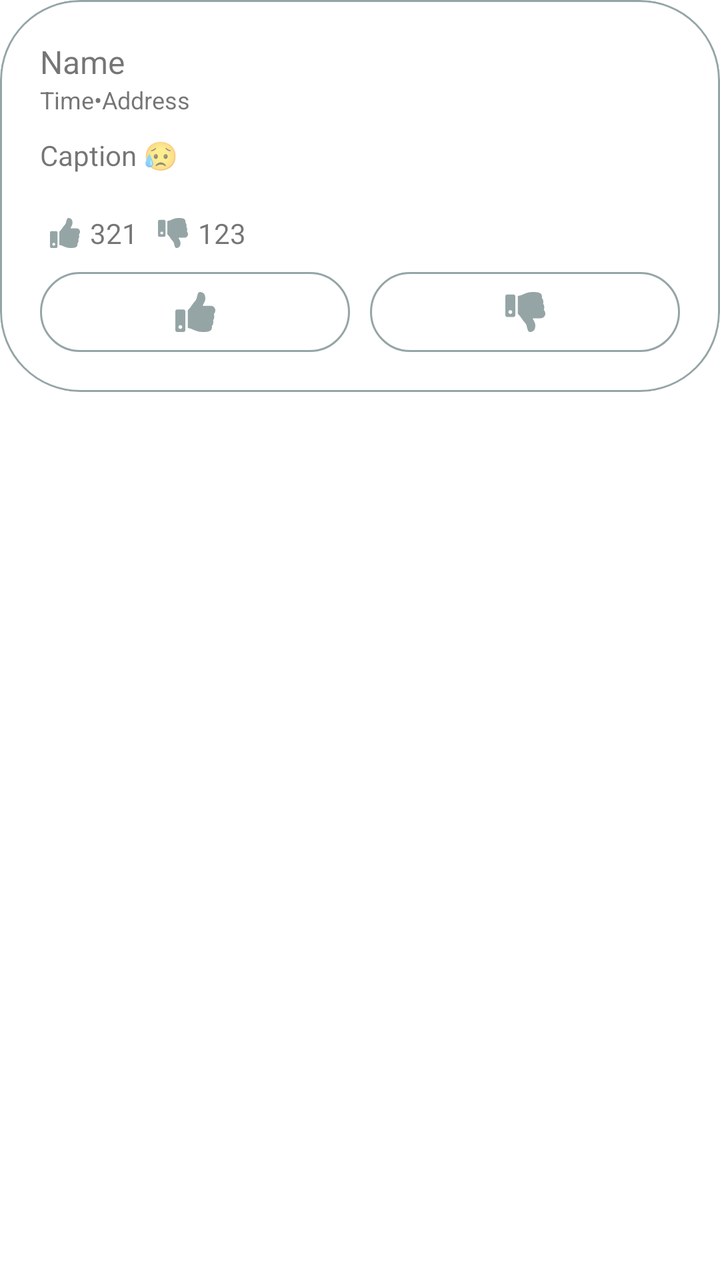
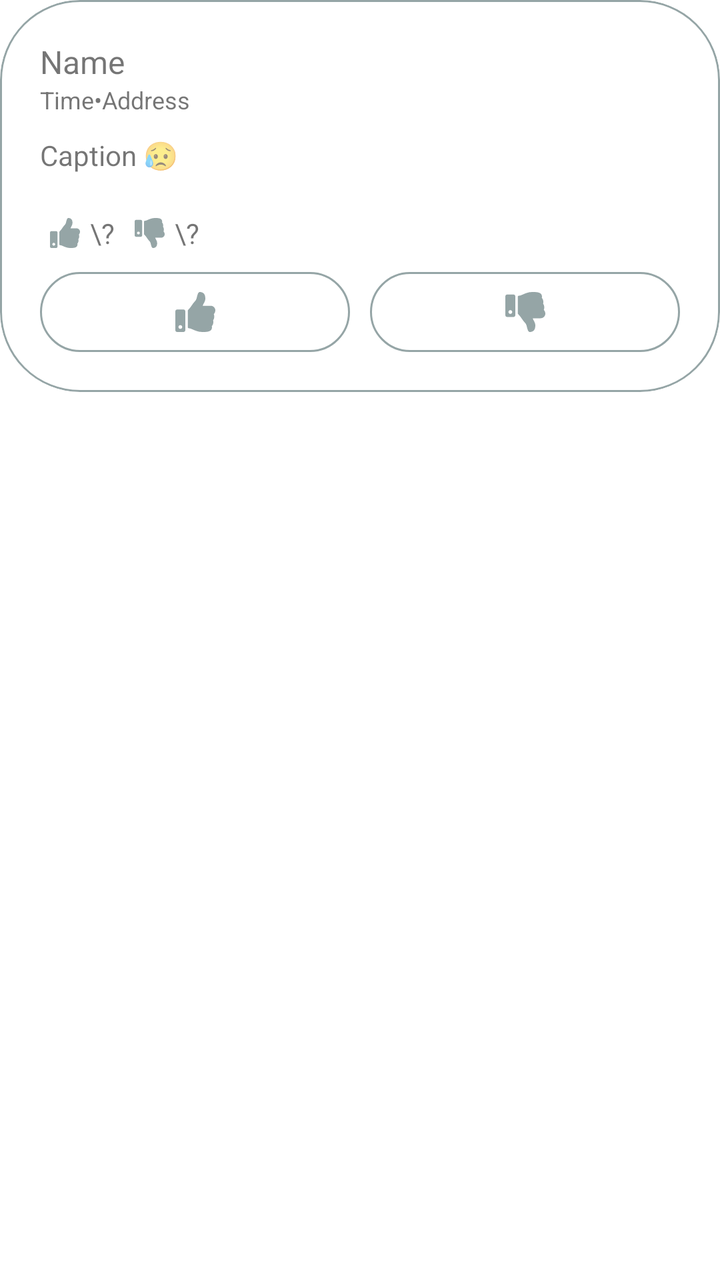

The first picture is an Android layout as it rendered before a commit; the second is the same layout after the commit. The layout source and the unified diff follow.
<!-- AndroidManifest.xml: application theme Theme.Overseer -->
<!-- res/layout/fragment_reports_post.xml -->
<?xml version="1.0" encoding="utf-8"?>
<RelativeLayout xmlns:android="http://schemas.android.com/apk/res/android"
    xmlns:tools="http://schemas.android.com/tools"
    android:layout_width="match_parent"
    android:layout_height="wrap_content"
    xmlns:app="http://schemas.android.com/apk/res-auto">

    <com.google.android.material.card.MaterialCardView
        android:layout_width="match_parent"
        android:layout_height="wrap_content"
        app:cardCornerRadius="40dp"
        app:cardElevation="0dp"
        app:strokeColor="@color/grey"
        app:strokeWidth="1dp"
        android:layout_marginBottom="@dimen/dp_10">

        <androidx.constraintlayout.widget.ConstraintLayout
            android:layout_width="match_parent"
            android:layout_height="match_parent"
            android:padding="20dp">

            <TextView
                android:id="@+id/reports_post_tv_name"
                android:layout_width="wrap_content"
                android:layout_height="wrap_content"
                android:text="Name"
                android:textSize="@dimen/sp_16"
                app:layout_constraintTop_toTopOf="parent"
                app:layout_constraintStart_toStartOf="parent"/>
            <TextView
                android:id="@+id/reports_post_tv_time_address"
                android:layout_width="wrap_content"
                android:layout_height="wrap_content"
                android:text="Time•Address"
                android:textSize="@dimen/sp_12"
                app:layout_constraintTop_toBottomOf="@id/reports_post_tv_name"
                app:layout_constraintStart_toStartOf="parent"/>
            <TextView
                android:id="@+id/reports_post_tv_caption"
                android:layout_width="wrap_content"
                android:layout_height="wrap_content"
                android:text="Caption 😥"
                android:textSize="@dimen/sp_14"
                app:layout_constraintTop_toBottomOf="@id/reports_post_tv_time_address"
                app:layout_constraintStart_toStartOf="parent"
                android:layout_marginTop="10dp"/>
            <androidx.recyclerview.widget.RecyclerView
                android:id="@+id/reports_post_rv_images"
                android:layout_width="wrap_content"
                android:layout_height="wrap_content"
                android:layout_marginTop="@dimen/dp_10"
                app:layout_constraintTop_toBottomOf="@id/reports_post_tv_caption"
                app:layout_constraintStart_toStartOf="parent"/>
            <LinearLayout
                android:id="@+id/reports_post_ll_counter"
                android:layout_width="match_parent"
                android:layout_height="wrap_content"
                app:layout_constraintTop_toBottomOf="@id/reports_post_rv_images"
                app:layout_constraintLeft_toLeftOf="parent"
                android:layout_marginTop="@dimen/dp_10"
                android:layout_marginStart="@dimen/dp_5">
                <TextView
                    android:id="@+id/reports_post_tv_likes"
                    android:layout_width="wrap_content"
                    android:layout_height="wrap_content"
                    android:drawableStart="@drawable/ic_thumbs_up_15dp"
                    android:drawablePadding="@dimen/dp_5"
                    android:text="321"
                    android:foregroundGravity="center"
                    android:textSize="@dimen/sp_14"
                    tools:ignore="UseCompatTextViewDrawableXml" />
                <TextView
                    android:id="@+id/reports_post_tv_dislikes"
                    android:layout_width="wrap_content"
                    android:layout_height="wrap_content"
                    android:drawableStart="@drawable/ic_thumbs_down_15dp"
                    android:drawablePadding="@dimen/dp_5"
                    android:text="123"
                    android:foregroundGravity="center"
                    android:textSize="@dimen/sp_14"
                    android:layout_marginLeft="@dimen/dp_10"
                    tools:ignore="UseCompatTextViewDrawableXml" />
            </LinearLayout>
            <LinearLayout
                android:layout_width="match_parent"
                android:layout_height="wrap_content"
                app:layout_constraintTop_toBottomOf="@id/reports_post_ll_counter"
                app:layout_constraintLeft_toLeftOf="parent"
                android:orientation="horizontal"
                android:layout_marginTop="@dimen/dp_10"
                android:weightSum="2">
                <ImageButton
                    android:layout_weight="1"
                    android:layout_width="0dp"
                    android:layout_height="match_parent"
                    android:background="@drawable/bg_button"
                    android:layout_marginEnd="@dimen/dp_5"
                    android:src="@drawable/ic_thumbs_up_20dp"
                    android:padding="@dimen/dp_10"/>
                <ImageButton
                    android:layout_marginStart="@dimen/dp_5"
                    android:layout_weight="1"
                    android:layout_width="0dp"
                    android:layout_height="match_parent"
                    android:padding="@dimen/dp_10"
                    android:background="@drawable/bg_button"
                    android:src="@drawable/ic_thumbs_down_20dp"/>
            </LinearLayout>
        </androidx.constraintlayout.widget.ConstraintLayout>
    </com.google.android.material.card.MaterialCardView>
</RelativeLayout>
<!-- resources referenced by this layout -->
<resources>
  <color name="grey">#95A5A6</color>
  <dimen name="dp_10">10dp</dimen>
  <dimen name="dp_5">5dp</dimen>
  <dimen name="sp_12">12sp</dimen>
  <dimen name="sp_14">14sp</dimen>
  <dimen name="sp_16">16sp</dimen>
  <!-- drawable bg_button (drawable) -->
  <shape
      xmlns:android="http://schemas.android.com/apk/res/android"
      android:shape="rectangle">
  
      <corners android:radius="30dp" />
      <stroke android:color="@color/grey" android:width="1dp" />
      <solid android:color="@color/white"/>
  </shape>
  <!-- drawable ic_thumbs_down_20dp (drawable) -->
  <vector android:height="20dp" android:viewportHeight="512"
      android:viewportWidth="512" android:width="20dp" xmlns:android="http://schemas.android.com/apk/res/android">
      <path android:fillColor="@color/grey" android:pathData="M0,56v240c0,13.255 10.745,24 24,24h80c13.255,0 24,-10.745 24,-24L128,56c0,-13.255 -10.745,-24 -24,-24L24,32C10.745,32 0,42.745 0,56zM40,256c0,-13.255 10.745,-24 24,-24s24,10.745 24,24 -10.745,24 -24,24 -24,-10.745 -24,-24zM312,512c-20.183,0 -29.485,-39.293 -33.931,-57.795 -5.206,-21.666 -10.589,-44.07 -25.393,-58.902 -32.469,-32.524 -49.503,-73.967 -89.117,-113.111a11.98,11.98 0,0 1,-3.558 -8.521L160.001,59.901c0,-6.541 5.243,-11.878 11.783,-11.998 15.831,-0.29 36.694,-9.079 52.651,-16.178C256.189,17.598 295.709,0.017 343.995,0h2.844c42.777,0 93.363,0.413 113.774,29.737 8.392,12.057 10.446,27.034 6.148,44.632 16.312,17.053 25.063,48.863 16.382,74.757 17.544,23.432 19.143,56.132 9.308,79.469l0.11,0.11c11.893,11.949 19.523,31.259 19.439,49.197 -0.156,30.352 -26.157,58.098 -59.553,58.098L350.723,336C358.03,364.34 384,388.132 384,430.548 384,504 336,512 312,512z"/>
  </vector>
  <!-- drawable ic_thumbs_up_20dp (drawable) -->
  <vector android:height="20dp" android:viewportHeight="512"
      android:viewportWidth="512" android:width="20dp" xmlns:android="http://schemas.android.com/apk/res/android">
      <path android:fillColor="@color/grey" android:pathData="M104,224H24c-13.255,0 -24,10.745 -24,24v240c0,13.255 10.745,24 24,24h80c13.255,0 24,-10.745 24,-24V248c0,-13.255 -10.745,-24 -24,-24zM64,472c-13.255,0 -24,-10.745 -24,-24s10.745,-24 24,-24 24,10.745 24,24 -10.745,24 -24,24zM384,81.452c0,42.416 -25.97,66.208 -33.277,94.548h101.723c33.397,0 59.397,27.746 59.553,58.098 0.084,17.938 -7.546,37.249 -19.439,49.197l-0.11,0.11c9.836,23.337 8.237,56.037 -9.308,79.469 8.681,25.895 -0.069,57.704 -16.382,74.757 4.298,17.598 2.244,32.575 -6.148,44.632C440.202,511.587 389.616,512 346.839,512l-2.845,-0.001c-48.287,-0.017 -87.806,-17.598 -119.56,-31.725 -15.957,-7.099 -36.821,-15.887 -52.651,-16.178 -6.54,-0.12 -11.783,-5.457 -11.783,-11.998v-213.77c0,-3.2 1.282,-6.271 3.558,-8.521 39.614,-39.144 56.648,-80.587 89.117,-113.111 14.804,-14.832 20.188,-37.236 25.393,-58.902C282.515,39.293 291.817,0 312,0c24,0 72,8 72,81.452z"/>
  </vector>
  <color name="white">#FFFFFFFF</color>
  <color name="main_color">#3498DB</color>
  <color name="main_dark">#2980B9</color>
  <style name="AppBottomSheetDialogTheme" parent="Theme.Design.Light.BottomSheetDialog">
          <item name="bottomSheetStyle">@style/AppModalStyle</item>
      </style>
  <style name="AppModalStyle" parent="Widget.Design.BottomSheet.Modal">
          <item name="android:background">@drawable/card_rounded_top</item>
      </style>
  <!-- drawable card_rounded_top (drawable) -->
  <shape
      xmlns:android="http://schemas.android.com/apk/res/android"
      android:shape="rectangle">
  
      <corners android:topRightRadius="40dp" android:topLeftRadius="40dp" />
      <solid android:color="@android:color/white" />
  </shape>
  <!-- unchanged entries left out for length: 3 -->
</resources>

<!-- the commit's change to res/layout/fragment_reports_post.xml (unified diff, before → after) -->
@@ -65,7 +65,7 @@
                     android:layout_height="wrap_content"
                     android:drawableStart="@drawable/ic_thumbs_up_15dp"
                     android:drawablePadding="@dimen/dp_5"
-                    android:text="321"
+                    android:text="\?"
                     android:foregroundGravity="center"
                     android:textSize="@dimen/sp_14"
                     tools:ignore="UseCompatTextViewDrawableXml" />
@@ -75,7 +75,7 @@
                     android:layout_height="wrap_content"
                     android:drawableStart="@drawable/ic_thumbs_down_15dp"
                     android:drawablePadding="@dimen/dp_5"
-                    android:text="123"
+                    android:text="\?"
                     android:foregroundGravity="center"
                     android:textSize="@dimen/sp_14"
                     android:layout_marginLeft="@dimen/dp_10"
@@ -90,21 +90,23 @@
                 android:layout_marginTop="@dimen/dp_10"
                 android:weightSum="2">
                 <ImageButton
+                    android:id="@+id/reports_post_btn_like"
                     android:layout_weight="1"
                     android:layout_width="0dp"
                     android:layout_height="match_parent"
-                    android:background="@drawable/bg_button"
+                    android:background="@drawable/bg_btn_grey_border"
                     android:layout_marginEnd="@dimen/dp_5"
-                    android:src="@drawable/ic_thumbs_up_20dp"
+                    android:src="@drawable/ic_thumbs_up_20dp_grey"
                     android:padding="@dimen/dp_10"/>
                 <ImageButton
+                    android:id="@+id/reports_post_btn_dislike"
                     android:layout_marginStart="@dimen/dp_5"
                     android:layout_weight="1"
                     android:layout_width="0dp"
                     android:layout_height="match_parent"
                     android:padding="@dimen/dp_10"
-                    android:background="@drawable/bg_button"
-                    android:src="@drawable/ic_thumbs_down_20dp"/>
+                    android:background="@drawable/bg_btn_grey_border"
+                    android:src="@drawable/ic_thumbs_down_20dp_grey"/>
             </LinearLayout>
         </androidx.constraintlayout.widget.ConstraintLayout>
     </com.google.android.material.card.MaterialCardView>
<!-- resource entries referenced after the edit -->
@@ -6,7 +6,7 @@
   <dimen name="sp_12">12sp</dimen>
   <dimen name="sp_14">14sp</dimen>
   <dimen name="sp_16">16sp</dimen>
-  <!-- drawable bg_button (drawable) -->
+  <!-- drawable bg_btn_grey_border (drawable) -->
   <shape
       xmlns:android="http://schemas.android.com/apk/res/android"
       android:shape="rectangle">
@@ -15,12 +15,12 @@
       <stroke android:color="@color/grey" android:width="1dp" />
       <solid android:color="@color/white"/>
   </shape>
-  <!-- drawable ic_thumbs_down_20dp (drawable) -->
+  <!-- drawable ic_thumbs_down_20dp_grey (drawable) -->
   <vector android:height="20dp" android:viewportHeight="512"
       android:viewportWidth="512" android:width="20dp" xmlns:android="http://schemas.android.com/apk/res/android">
       <path android:fillColor="@color/grey" android:pathData="M0,56v240c0,13.255 10.745,24 24,24h80c13.255,0 24,-10.745 24,-24L128,56c0,-13.255 -10.745,-24 -24,-24L24,32C10.745,32 0,42.745 0,56zM40,256c0,-13.255 10.745,-24 24,-24s24,10.745 24,24 -10.745,24 -24,24 -24,-10.745 -24,-24zM312,512c-20.183,0 -29.485,-39.293 -33.931,-57.795 -5.206,-21.666 -10.589,-44.07 -25.393,-58.902 -32.469,-32.524 -49.503,-73.967 -89.117,-113.111a11.98,11.98 0,0 1,-3.558 -8.521L160.001,59.901c0,-6.541 5.243,-11.878 11.783,-11.998 15.831,-0.29 36.694,-9.079 52.651,-16.178C256.189,17.598 295.709,0.017 343.995,0h2.844c42.777,0 93.363,0.413 113.774,29.737 8.392,12.057 10.446,27.034 6.148,44.632 16.312,17.053 25.063,48.863 16.382,74.757 17.544,23.432 19.143,56.132 9.308,79.469l0.11,0.11c11.893,11.949 19.523,31.259 19.439,49.197 -0.156,30.352 -26.157,58.098 -59.553,58.098L350.723,336C358.03,364.34 384,388.132 384,430.548 384,504 336,512 312,512z"/>
   </vector>
-  <!-- drawable ic_thumbs_up_20dp (drawable) -->
+  <!-- drawable ic_thumbs_up_20dp_grey (drawable) -->
   <vector android:height="20dp" android:viewportHeight="512"
       android:viewportWidth="512" android:width="20dp" xmlns:android="http://schemas.android.com/apk/res/android">
       <path android:fillColor="@color/grey" android:pathData="M104,224H24c-13.255,0 -24,10.745 -24,24v240c0,13.255 10.745,24 24,24h80c13.255,0 24,-10.745 24,-24V248c0,-13.255 -10.745,-24 -24,-24zM64,472c-13.255,0 -24,-10.745 -24,-24s10.745,-24 24,-24 24,10.745 24,24 -10.745,24 -24,24zM384,81.452c0,42.416 -25.97,66.208 -33.277,94.548h101.723c33.397,0 59.397,27.746 59.553,58.098 0.084,17.938 -7.546,37.249 -19.439,49.197l-0.11,0.11c9.836,23.337 8.237,56.037 -9.308,79.469 8.681,25.895 -0.069,57.704 -16.382,74.757 4.298,17.598 2.244,32.575 -6.148,44.632C440.202,511.587 389.616,512 346.839,512l-2.845,-0.001c-48.287,-0.017 -87.806,-17.598 -119.56,-31.725 -15.957,-7.099 -36.821,-15.887 -52.651,-16.178 -6.54,-0.12 -11.783,-5.457 -11.783,-11.998v-213.77c0,-3.2 1.282,-6.271 3.558,-8.521 39.614,-39.144 56.648,-80.587 89.117,-113.111 14.804,-14.832 20.188,-37.236 25.393,-58.902C282.515,39.293 291.817,0 312,0c24,0 72,8 72,81.452z"/>
